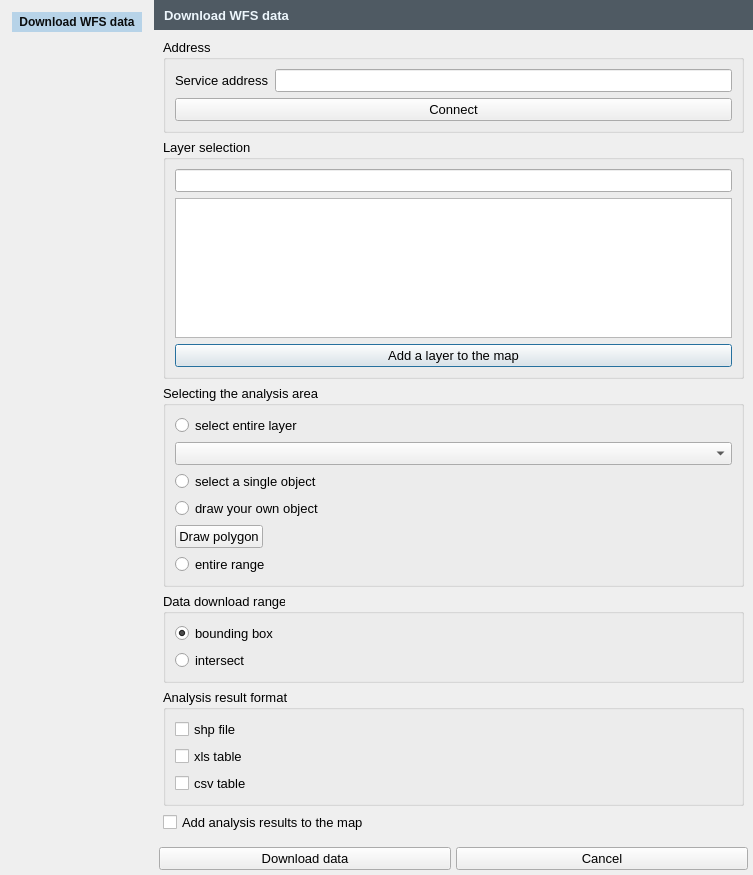
The window that wfs_dialog.ui (GIAPspzoo/GIAP_PolaMap_lite) describes before a commit, drawn with Qt 5.
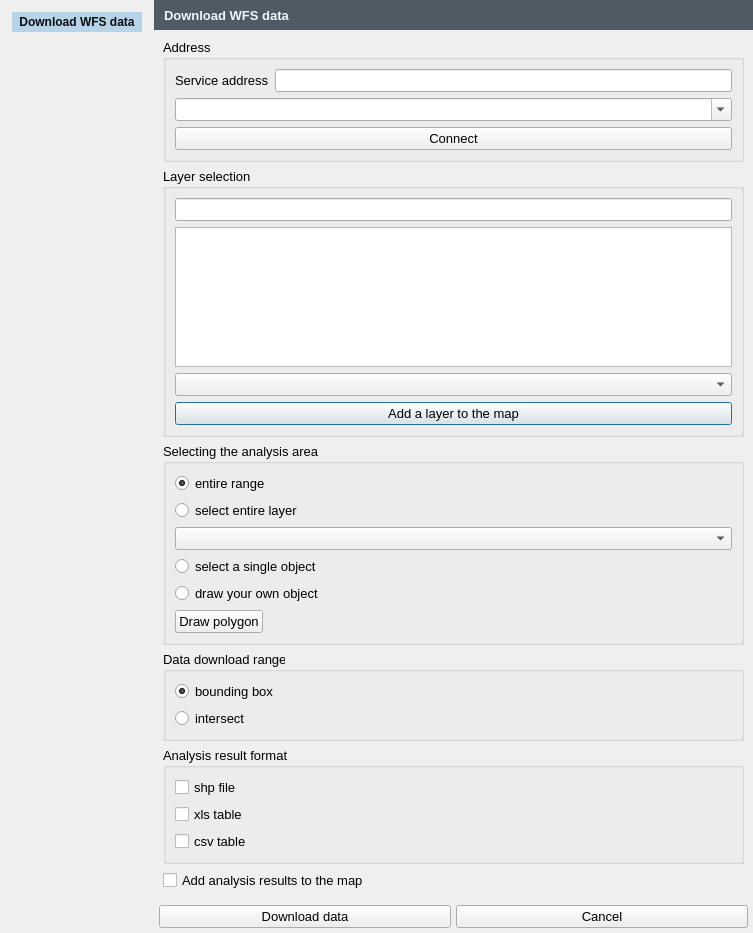
The same window after the commit. Icons and pictures are not drawn. Custom widgets are drawn as their Qt base class.

The edit to the form file:
```diff
--- a/wfs_dialog.ui
+++ b/wfs_dialog.ui
@@ -13,7 +13,7 @@
     <x>0</x>
     <y>0</y>
     <width>753</width>
-    <height>866</height>
+    <height>895</height>
    </rect>
   </property>
   <property name="sizePolicy">
@@ -243,17 +243,7 @@
              <property name="topMargin">
               <number>9</number>
              </property>
-             <item row="1" column="0">
-              <widget class="QLineEdit" name="chooseLayerEdit">
-               <property name="inputMask">
-                <string/>
-               </property>
-               <property name="maxLength">
-                <number>32767</number>
-               </property>
-              </widget>
-             </item>
-             <item row="3" column="0">
+             <item row="4" column="0">
               <widget class="QPushButton" name="addToMapButton">
                <property name="enabled">
                 <bool>true</bool>
@@ -285,6 +275,19 @@
                </property>
               </widget>
              </item>
+             <item row="1" column="0">
+              <widget class="QLineEdit" name="chooseLayerEdit">
+               <property name="inputMask">
+                <string/>
+               </property>
+               <property name="maxLength">
+                <number>32767</number>
+               </property>
+              </widget>
+             </item>
+             <item row="3" column="0">
+              <widget class="QComboBox" name="crs_comboBox"/>
+             </item>
             </layout>
            </widget>
           </item>
@@ -314,7 +317,7 @@
                </property>
               </widget>
              </item>
-             <item row="1" column="0" colspan="2">
+             <item row="2" column="0" colspan="2">
               <widget class="QPushButton" name="connectButton">
                <property name="sizePolicy">
                 <sizepolicy hsizetype="Minimum" vsizetype="Fixed">
@@ -327,6 +330,13 @@
                </property>
               </widget>
              </item>
+             <item row="1" column="0" colspan="2">
+              <widget class="QComboBox" name="listlayer_comboBox">
+               <property name="editable">
+                <bool>true</bool>
+               </property>
+              </widget>
+             </item>
             </layout>
            </widget>
           </item>
@@ -345,21 +355,7 @@
              <property name="topMargin">
               <number>9</number>
              </property>
-             <item row="10" column="0">
-              <widget class="QRadioButton" name="entireRangeButton">
-               <property name="text">
-                <string>entire range</string>
-               </property>
-              </widget>
-             </item>
              <item row="2" column="0">
-              <widget class="QRadioButton" name="singleObjectButton">
-               <property name="text">
-                <string>select a single object</string>
-               </property>
-              </widget>
-             </item>
-             <item row="1" column="0">
               <widget class="QgsMapLayerComboBox" name="mMapLayerComboBox">
                <property name="sizePolicy">
                 <sizepolicy hsizetype="Preferred" vsizetype="Fixed">
@@ -369,33 +365,7 @@
                </property>
               </widget>
              </item>
-             <item row="0" column="0">
-              <widget class="QRadioButton" name="entireLayerButton">
-               <property name="sizePolicy">
-                <sizepolicy hsizetype="Minimum" vsizetype="Fixed">
-                 <horstretch>0</horstretch>
-                 <verstretch>0</verstretch>
-                </sizepolicy>
-               </property>
-               <property name="text">
-                <string>select entire layer</string>
-               </property>
-               <property name="checkable">
-                <bool>true</bool>
-               </property>
-               <property name="checked">
-                <bool>false</bool>
-               </property>
-              </widget>
-             </item>
-             <item row="8" column="0">
-              <widget class="QRadioButton" name="yourObjectButton">
-               <property name="text">
-                <string>draw your own object</string>
-               </property>
-              </widget>
-             </item>
-             <item row="9" column="0">
+             <item row="10" column="0">
               <layout class="QHBoxLayout" name="horizontalLayout_2">
                <item>
                 <widget class="QPushButton" name="drawPolygonButton">
@@ -422,6 +392,49 @@
                </item>
               </layout>
              </item>
+             <item row="9" column="0">
+              <widget class="QRadioButton" name="yourObjectButton">
+               <property name="text">
+                <string>draw your own object</string>
+               </property>
+              </widget>
+             </item>
+             <item row="1" column="0">
+              <widget class="QRadioButton" name="entireLayerButton">
+               <property name="sizePolicy">
+                <sizepolicy hsizetype="Minimum" vsizetype="Fixed">
+                 <horstretch>0</horstretch>
+                 <verstretch>0</verstretch>
+                </sizepolicy>
+               </property>
+               <property name="text">
+                <string>select entire layer</string>
+               </property>
+               <property name="checkable">
+                <bool>true</bool>
+               </property>
+               <property name="checked">
+                <bool>false</bool>
+               </property>
+              </widget>
+             </item>
+             <item row="3" column="0">
+              <widget class="QRadioButton" name="singleObjectButton">
+               <property name="text">
+                <string>select a single object</string>
+               </property>
+              </widget>
+             </item>
+             <item row="0" column="0">
+              <widget class="QRadioButton" name="entireRangeButton">
+               <property name="text">
+                <string>entire range</string>
+               </property>
+               <property name="checked">
+                <bool>true</bool>
+               </property>
+              </widget>
+             </item>
             </layout>
            </widget>
           </item>
```
